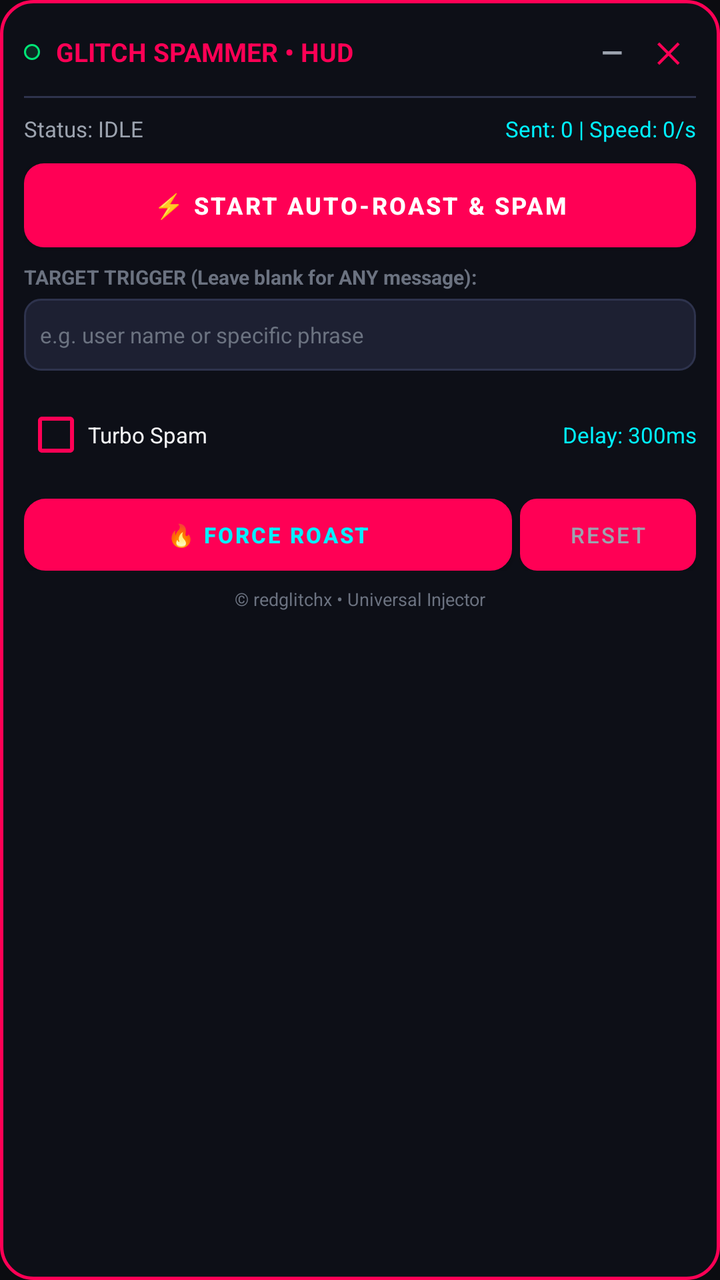
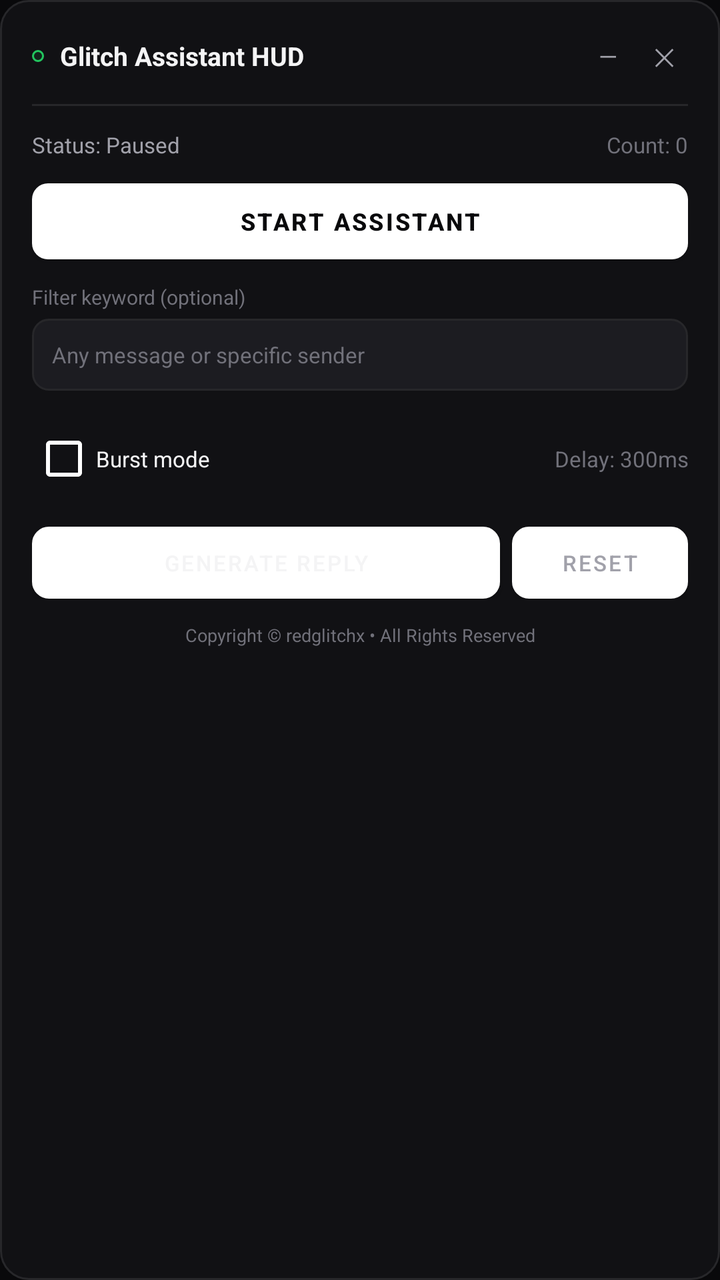

Two renders of the same Android screen: before a commit and after it. Below are the layout's source before the change and the commit's diff.
<!-- AndroidManifest.xml: application theme Theme.GlitchSpamAI -->
<!-- res/layout/layout_floating_window.xml -->
<?xml version="1.0" encoding="utf-8"?>
<LinearLayout xmlns:android="http://schemas.android.com/apk/res/android"
    android:id="@+id/window_root"
    android:layout_width="320dp"
    android:layout_height="wrap_content"
    android:background="@drawable/bg_floating_window"
    android:orientation="vertical"
    android:padding="12dp">

    
    <LinearLayout
        android:id="@+id/header_bar"
        android:layout_width="match_parent"
        android:layout_height="wrap_content"
        android:gravity="center_vertical"
        android:orientation="horizontal">

        <View
            android:id="@+id/status_led"
            android:layout_width="8dp"
            android:layout_height="8dp"
            android:background="@drawable/bg_badge" />

        <TextView
            android:id="@+id/tv_title"
            android:layout_width="0dp"
            android:layout_height="wrap_content"
            android:layout_marginStart="8dp"
            android:layout_weight="1"
            android:text="GLITCH SPAMMER • HUD"
            android:textColor="@color/glitch_red"
            android:textSize="13sp"
            android:textStyle="bold" />

        <TextView
            android:id="@+id/btn_minimize"
            android:layout_width="28dp"
            android:layout_height="28dp"
            android:gravity="center"
            android:text="—"
            android:textColor="@color/text_secondary"
            android:textSize="14sp"
            android:textStyle="bold" />

        <TextView
            android:id="@+id/btn_close"
            android:layout_width="28dp"
            android:layout_height="28dp"
            android:gravity="center"
            android:text="✕"
            android:textColor="@color/glitch_red"
            android:textSize="14sp"
            android:textStyle="bold" />
    </LinearLayout>

    <View
        android:layout_width="match_parent"
        android:layout_height="1dp"
        android:layout_marginTop="8dp"
        android:layout_marginBottom="8dp"
        android:background="@color/cyber_card_stroke" />

    
    <LinearLayout
        android:layout_width="match_parent"
        android:layout_height="wrap_content"
        android:orientation="horizontal">

        <TextView
            android:id="@+id/tv_hud_status"
            android:layout_width="0dp"
            android:layout_height="wrap_content"
            android:layout_weight="1"
            android:text="Status: IDLE"
            android:textColor="@color/text_secondary"
            android:textSize="11sp" />

        <TextView
            android:id="@+id/tv_hud_stats"
            android:layout_width="wrap_content"
            android:layout_height="wrap_content"
            android:text="Sent: 0 | Speed: 0/s"
            android:textColor="@color/cyber_cyan"
            android:textSize="11sp" />
    </LinearLayout>

    
    <Button
        android:id="@+id/btn_toggle_active"
        android:layout_width="match_parent"
        android:layout_height="42dp"
        android:layout_marginTop="10dp"
        android:background="@drawable/bg_neon_button"
        android:text="⚡ START AUTO-ROAST &amp; SPAM"
        android:textColor="@color/white"
        android:textSize="12sp"
        android:textStyle="bold" />

    
    <TextView
        android:layout_width="wrap_content"
        android:layout_height="wrap_content"
        android:layout_marginTop="8dp"
        android:text="TARGET TRIGGER (Leave blank for ANY message):"
        android:textColor="@color/text_muted"
        android:textSize="10sp"
        android:textStyle="bold" />

    <EditText
        android:id="@+id/et_target_filter"
        android:layout_width="match_parent"
        android:layout_height="36dp"
        android:layout_marginTop="4dp"
        android:background="@drawable/bg_edit_text"
        android:hint="e.g. user name or specific phrase"
        android:paddingStart="8dp"
        android:paddingEnd="8dp"
        android:textColor="@color/text_primary"
        android:textColorHint="@color/text_muted"
        android:textSize="11sp" />

    
    <LinearLayout
        android:layout_width="match_parent"
        android:layout_height="wrap_content"
        android:layout_marginTop="8dp"
        android:gravity="center_vertical"
        android:orientation="horizontal">

        <CheckBox
            android:id="@+id/cb_turbo_spam"
            android:layout_width="wrap_content"
            android:layout_height="wrap_content"
            android:buttonTint="@color/glitch_red"
            android:text="Turbo Spam"
            android:textColor="@color/text_primary"
            android:textSize="11sp" />

        <TextView
            android:id="@+id/tv_speed_label"
            android:layout_width="0dp"
            android:layout_height="wrap_content"
            android:layout_marginStart="8dp"
            android:layout_weight="1"
            android:gravity="end"
            android:text="Delay: 300ms"
            android:textColor="@color/cyber_cyan"
            android:textSize="11sp" />
    </LinearLayout>

    
    <LinearLayout
        android:layout_width="match_parent"
        android:layout_height="wrap_content"
        android:layout_marginTop="8dp"
        android:orientation="horizontal">

        <Button
            android:id="@+id/btn_instant_roast"
            android:layout_width="0dp"
            android:layout_height="36dp"
            android:layout_marginEnd="4dp"
            android:layout_weight="1"
            android:background="@drawable/bg_neon_button_cyan"
            android:text="🔥 FORCE ROAST"
            android:textColor="@color/cyber_cyan"
            android:textSize="11sp"
            android:textStyle="bold" />

        <Button
            android:id="@+id/btn_clear_counter"
            android:layout_width="wrap_content"
            android:layout_height="36dp"
            android:background="@drawable/bg_edit_text"
            android:paddingStart="12dp"
            android:paddingEnd="12dp"
            android:text="RESET"
            android:textColor="@color/text_secondary"
            android:textSize="11sp" />
    </LinearLayout>

    
    <TextView
        android:layout_width="match_parent"
        android:layout_height="wrap_content"
        android:layout_marginTop="8dp"
        android:gravity="center"
        android:text="© redglitchx • Universal Injector"
        android:textColor="@color/text_muted"
        android:textSize="9sp" />

</LinearLayout>
<!-- resources referenced by this layout -->
<resources>
  <color name="cyber_card_stroke">#2E334D</color>
  <color name="cyber_cyan">#00F0FF</color>
  <color name="glitch_red">#FF0055</color>
  <color name="text_muted">#6B7280</color>
  <color name="text_primary">#F3F4F6</color>
  <color name="text_secondary">#9CA3AF</color>
  <color name="white">#FFFFFFFF</color>
  <!-- drawable bg_badge (drawable) -->
  <?xml version="1.0" encoding="utf-8"?>
  <shape xmlns:android="http://schemas.android.com/apk/res/android"
      android:shape="rectangle">
      <solid android:color="@color/cyber_green_trans" />
      <stroke
          android:width="1dp"
          android:color="@color/cyber_green" />
      <corners android:radius="6dp" />
  </shape>
  <!-- drawable bg_edit_text (drawable) -->
  <?xml version="1.0" encoding="utf-8"?>
  <shape xmlns:android="http://schemas.android.com/apk/res/android"
      android:shape="rectangle">
      <solid android:color="@color/cyber_surface_light" />
      <stroke
          android:width="1dp"
          android:color="@color/cyber_card_stroke" />
      <corners android:radius="8dp" />
  </shape>
  <!-- drawable bg_floating_window (drawable) -->
  <?xml version="1.0" encoding="utf-8"?>
  <shape xmlns:android="http://schemas.android.com/apk/res/android"
      android:shape="rectangle">
      <solid android:color="@color/overlay_window_bg" />
      <stroke
          android:width="1.5dp"
          android:color="@color/glitch_red" />
      <corners android:radius="16dp" />
  </shape>
  <!-- drawable bg_neon_button (drawable) -->
  <?xml version="1.0" encoding="utf-8"?>
  <ripple xmlns:android="http://schemas.android.com/apk/res/android"
      android:color="@color/glitch_red_light">
      <item>
          <shape android:shape="rectangle">
              <gradient
                  android:angle="45"
                  android:startColor="@color/glitch_red_dark"
                  android:endColor="@color/glitch_red" />
              <corners android:radius="10dp" />
          </shape>
      </item>
  </ripple>
  <!-- drawable bg_neon_button_cyan (drawable) -->
  <?xml version="1.0" encoding="utf-8"?>
  <ripple xmlns:android="http://schemas.android.com/apk/res/android"
      android:color="@color/cyber_cyan">
      <item>
          <shape android:shape="rectangle">
              <solid android:color="@color/cyber_surface_light" />
              <stroke
                  android:width="1.5dp"
                  android:color="@color/cyber_cyan" />
              <corners android:radius="10dp" />
          </shape>
      </item>
  </ripple>
  <style name="Theme.GlitchSpamAI" parent="Theme.MaterialComponents.DayNight.NoActionBar">
          <item name="colorPrimary">@color/glitch_red</item>
          <item name="colorPrimaryVariant">@color/glitch_red_dark</item>
          <item name="colorOnPrimary">@color/white</item>
          <item name="colorSecondary">@color/cyber_cyan</item>
          <item name="colorSecondaryVariant">@color/cyber_purple</item>
          <item name="colorOnSecondary">@color/black</item>
          <item name="android:statusBarColor">@color/cyber_bg</item>
          <item name="android:navigationBarColor">@color/cyber_bg</item>
          <item name="android:windowBackground">@color/cyber_bg</item>
      </style>
  <color name="cyber_green_trans">#2200E676</color>
  <color name="cyber_green">#00E676</color>
  <color name="cyber_surface_light">#1D2032</color>
  <color name="overlay_window_bg">#F20D0F18</color>
  <color name="glitch_red_light">#FF3377</color>
  <color name="glitch_red_dark">#B3003B</color>
  <color name="cyber_purple">#A855F7</color>
  <color name="black">#FF000000</color>
  <color name="cyber_bg">#0B0C10</color>
</resources>

<!-- the commit's change to res/layout/layout_floating_window.xml (unified diff, before → after) -->
@@ -1,11 +1,11 @@
 <?xml version="1.0" encoding="utf-8"?>
 <LinearLayout xmlns:android="http://schemas.android.com/apk/res/android"
     android:id="@+id/window_root"
-    android:layout_width="320dp"
+    android:layout_width="300dp"
     android:layout_height="wrap_content"
     android:background="@drawable/bg_floating_window"
     android:orientation="vertical"
-    android:padding="12dp">
+    android:padding="16dp">
 
     
     <LinearLayout
@@ -17,8 +17,8 @@
 
         <View
             android:id="@+id/status_led"
-            android:layout_width="8dp"
-            android:layout_height="8dp"
+            android:layout_width="6dp"
+            android:layout_height="6dp"
             android:background="@drawable/bg_badge" />
 
         <TextView
@@ -27,37 +27,36 @@
             android:layout_height="wrap_content"
             android:layout_marginStart="8dp"
             android:layout_weight="1"
-            android:text="GLITCH SPAMMER • HUD"
-            android:textColor="@color/glitch_red"
+            android:text="Glitch Assistant HUD"
+            android:textColor="@color/text_primary"
             android:textSize="13sp"
             android:textStyle="bold" />
 
         <TextView
             android:id="@+id/btn_minimize"
-            android:layout_width="28dp"
-            android:layout_height="28dp"
+            android:layout_width="24dp"
+            android:layout_height="24dp"
             android:gravity="center"
             android:text="—"
             android:textColor="@color/text_secondary"
-            android:textSize="14sp"
-            android:textStyle="bold" />
+            android:textSize="12sp" />
 
         <TextView
             android:id="@+id/btn_close"
-            android:layout_width="28dp"
-            android:layout_height="28dp"
+            android:layout_width="24dp"
+            android:layout_height="24dp"
+            android:layout_marginStart="4dp"
             android:gravity="center"
             android:text="✕"
-            android:textColor="@color/glitch_red"
-            android:textSize="14sp"
-            android:textStyle="bold" />
+            android:textColor="@color/text_secondary"
+            android:textSize="12sp" />
     </LinearLayout>
 
     <View
         android:layout_width="match_parent"
         android:layout_height="1dp"
-        android:layout_marginTop="8dp"
-        android:layout_marginBottom="8dp"
+        android:layout_marginTop="12dp"
+        android:layout_marginBottom="12dp"
         android:background="@color/cyber_card_stroke" />
 
     
@@ -71,7 +70,7 @@
             android:layout_width="0dp"
             android:layout_height="wrap_content"
             android:layout_weight="1"
-            android:text="Status: IDLE"
+            android:text="Status: Paused"
             android:textColor="@color/text_secondary"
             android:textSize="11sp" />
 
@@ -79,8 +78,8 @@
             android:id="@+id/tv_hud_stats"
             android:layout_width="wrap_content"
             android:layout_height="wrap_content"
-            android:text="Sent: 0 | Speed: 0/s"
-            android:textColor="@color/cyber_cyan"
+            android:text="Count: 0"
+            android:textColor="@color/text_muted"
             android:textSize="11sp" />
     </LinearLayout>
 
@@ -88,11 +87,11 @@
     <Button
         android:id="@+id/btn_toggle_active"
         android:layout_width="match_parent"
-        android:layout_height="42dp"
-        android:layout_marginTop="10dp"
+        android:layout_height="38dp"
+        android:layout_marginTop="12dp"
         android:background="@drawable/bg_neon_button"
-        android:text="⚡ START AUTO-ROAST &amp; SPAM"
-        android:textColor="@color/white"
+        android:text="Start Assistant"
+        android:textColor="@color/button_primary_text"
         android:textSize="12sp"
         android:textStyle="bold" />
 
@@ -100,11 +99,10 @@
     <TextView
         android:layout_width="wrap_content"
         android:layout_height="wrap_content"
-        android:layout_marginTop="8dp"
-        android:text="TARGET TRIGGER (Leave blank for ANY message):"
+        android:layout_marginTop="12dp"
+        android:text="Filter keyword (optional)"
         android:textColor="@color/text_muted"
-        android:textSize="10sp"
-        android:textStyle="bold" />
+        android:textSize="10sp" />
 
     <EditText
         android:id="@+id/et_target_filter"
@@ -112,9 +110,9 @@
         android:layout_height="36dp"
         android:layout_marginTop="4dp"
         android:background="@drawable/bg_edit_text"
-        android:hint="e.g. user name or specific phrase"
-        android:paddingStart="8dp"
-        android:paddingEnd="8dp"
+        android:hint="Any message or specific sender"
+        android:paddingStart="10dp"
+        android:paddingEnd="10dp"
         android:textColor="@color/text_primary"
         android:textColorHint="@color/text_muted"
         android:textSize="11sp" />
@@ -123,7 +121,7 @@
     <LinearLayout
         android:layout_width="match_parent"
         android:layout_height="wrap_content"
-        android:layout_marginTop="8dp"
+        android:layout_marginTop="10dp"
         android:gravity="center_vertical"
         android:orientation="horizontal">
 
@@ -131,8 +129,8 @@
             android:id="@+id/cb_turbo_spam"
             android:layout_width="wrap_content"
             android:layout_height="wrap_content"
-            android:buttonTint="@color/glitch_red"
-            android:text="Turbo Spam"
+            android:buttonTint="@color/white"
+            android:text="Burst mode"
             android:textColor="@color/text_primary"
             android:textSize="11sp" />
 
@@ -144,7 +142,7 @@
             android:layout_weight="1"
             android:gravity="end"
             android:text="Delay: 300ms"
-            android:textColor="@color/cyber_cyan"
+            android:textColor="@color/text_muted"
             android:textSize="11sp" />
     </LinearLayout>
 
@@ -152,29 +150,28 @@
     <LinearLayout
         android:layout_width="match_parent"
         android:layout_height="wrap_content"
-        android:layout_marginTop="8dp"
+        android:layout_marginTop="10dp"
         android:orientation="horizontal">
 
         <Button
             android:id="@+id/btn_instant_roast"
             android:layout_width="0dp"
             android:layout_height="36dp"
-            android:layout_marginEnd="4dp"
+            android:layout_marginEnd="6dp"
             android:layout_weight="1"
             android:background="@drawable/bg_neon_button_cyan"
-            android:text="🔥 FORCE ROAST"
-            android:textColor="@color/cyber_cyan"
-            android:textSize="11sp"
-            android:textStyle="bold" />
+            android:text="Generate Reply"
+            android:textColor="@color/text_primary"
+            android:textSize="11sp" />
 
         <Button
             android:id="@+id/btn_clear_counter"
             android:layout_width="wrap_content"
             android:layout_height="36dp"
-            android:background="@drawable/bg_edit_text"
+            android:background="@drawable/bg_neon_button_cyan"
             android:paddingStart="12dp"
             android:paddingEnd="12dp"
-            android:text="RESET"
+            android:text="Reset"
             android:textColor="@color/text_secondary"
             android:textSize="11sp" />
     </LinearLayout>
@@ -183,9 +180,9 @@
     <TextView
         android:layout_width="match_parent"
         android:layout_height="wrap_content"
-        android:layout_marginTop="8dp"
+        android:layout_marginTop="12dp"
         android:gravity="center"
-        android:text="© redglitchx • Universal Injector"
+        android:text="Copyright © redglitchx • All Rights Reserved"
         android:textColor="@color/text_muted"
         android:textSize="9sp" />
 
<!-- resource entries referenced after the edit -->
@@ -1,11 +1,12 @@
 <!-- resources referenced by this layout -->
 <resources>
-  <color name="cyber_card_stroke">#2E334D</color>
-  <color name="cyber_cyan">#00F0FF</color>
-  <color name="glitch_red">#FF0055</color>
-  <color name="text_muted">#6B7280</color>
-  <color name="text_primary">#F3F4F6</color>
-  <color name="text_secondary">#9CA3AF</color>
+  <color name="button_primary_text">#09090B</color>
+  <color name="cyber_card_stroke">#27272A</color>
+  <color name="cyber_cyan">#E4E4E7</color>
+  <color name="glitch_red">#FFFFFF</color>
+  <color name="text_muted">#71717A</color>
+  <color name="text_primary">#F4F4F5</color>
+  <color name="text_secondary">#A1A1AA</color>
   <color name="white">#FFFFFFFF</color>
   <!-- drawable bg_badge (drawable) -->
   <?xml version="1.0" encoding="utf-8"?>
@@ -33,35 +34,32 @@
       android:shape="rectangle">
       <solid android:color="@color/overlay_window_bg" />
       <stroke
-          android:width="1.5dp"
-          android:color="@color/glitch_red" />
-      <corners android:radius="16dp" />
+          android:width="1dp"
+          android:color="@color/cyber_card_stroke" />
+      <corners android:radius="14dp" />
   </shape>
   <!-- drawable bg_neon_button (drawable) -->
   <?xml version="1.0" encoding="utf-8"?>
   <ripple xmlns:android="http://schemas.android.com/apk/res/android"
-      android:color="@color/glitch_red_light">
+      android:color="#33000000">
       <item>
           <shape android:shape="rectangle">
-              <gradient
-                  android:angle="45"
-                  android:startColor="@color/glitch_red_dark"
-                  android:endColor="@color/glitch_red" />
-              <corners android:radius="10dp" />
+              <solid android:color="@color/button_primary_bg" />
+              <corners android:radius="8dp" />
           </shape>
       </item>
   </ripple>
   <!-- drawable bg_neon_button_cyan (drawable) -->
   <?xml version="1.0" encoding="utf-8"?>
   <ripple xmlns:android="http://schemas.android.com/apk/res/android"
-      android:color="@color/cyber_cyan">
+      android:color="#22FFFFFF">
       <item>
           <shape android:shape="rectangle">
-              <solid android:color="@color/cyber_surface_light" />
+              <solid android:color="@color/button_secondary_bg" />
               <stroke
-                  android:width="1.5dp"
-                  android:color="@color/cyber_cyan" />
-              <corners android:radius="10dp" />
+                  android:width="1dp"
+                  android:color="@color/button_secondary_stroke" />
+              <corners android:radius="8dp" />
           </shape>
       </item>
   </ripple>
@@ -76,14 +74,16 @@
           <item name="android:navigationBarColor">@color/cyber_bg</item>
           <item name="android:windowBackground">@color/cyber_bg</item>
       </style>
-  <color name="cyber_green_trans">#2200E676</color>
-  <color name="cyber_green">#00E676</color>
-  <color name="cyber_surface_light">#1D2032</color>
-  <color name="overlay_window_bg">#F20D0F18</color>
-  <color name="glitch_red_light">#FF3377</color>
-  <color name="glitch_red_dark">#B3003B</color>
-  <color name="cyber_purple">#A855F7</color>
+  <color name="cyber_green_trans">#1A22C55E</color>
+  <color name="cyber_green">#22C55E</color>
+  <color name="cyber_surface_light">#1C1C21</color>
+  <color name="overlay_window_bg">#FA121215</color>
+  <color name="button_primary_bg">#FFFFFF</color>
+  <color name="button_secondary_bg">#1C1C21</color>
+  <color name="button_secondary_stroke">#2E2E35</color>
+  <color name="glitch_red_dark">#E4E4E7</color>
+  <color name="cyber_purple">#A1A1AA</color>
   <color name="black">#FF000000</color>
-  <color name="cyber_bg">#0B0C10</color>
+  <color name="cyber_bg">#09090B</color>
 </resources>
 
